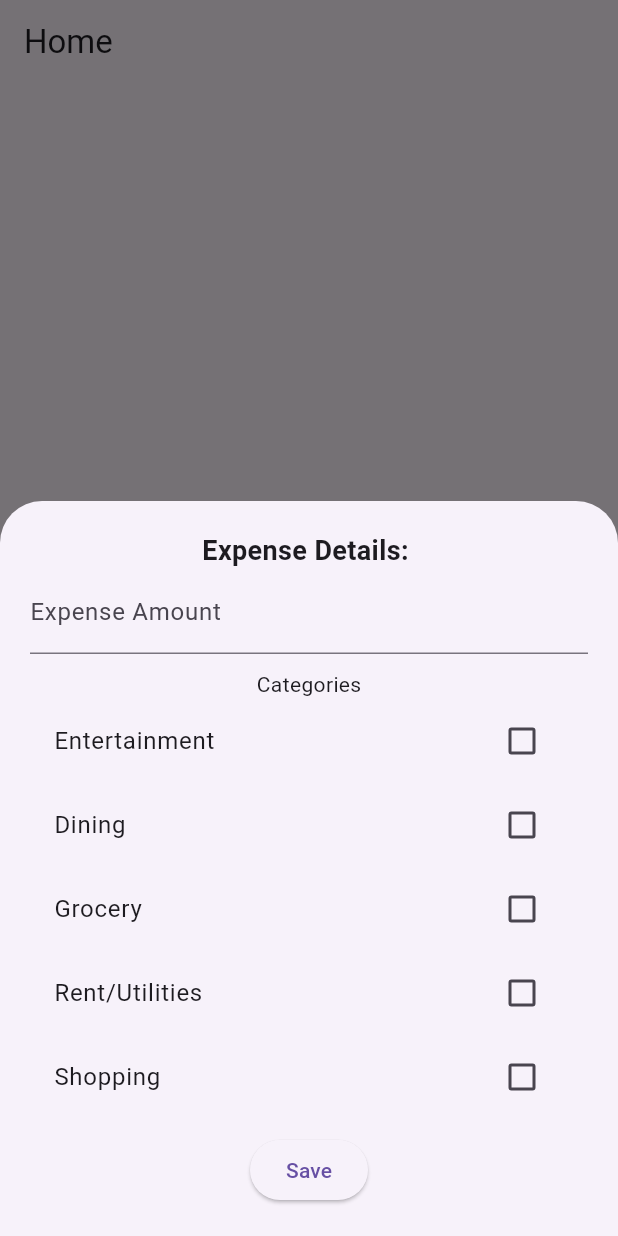
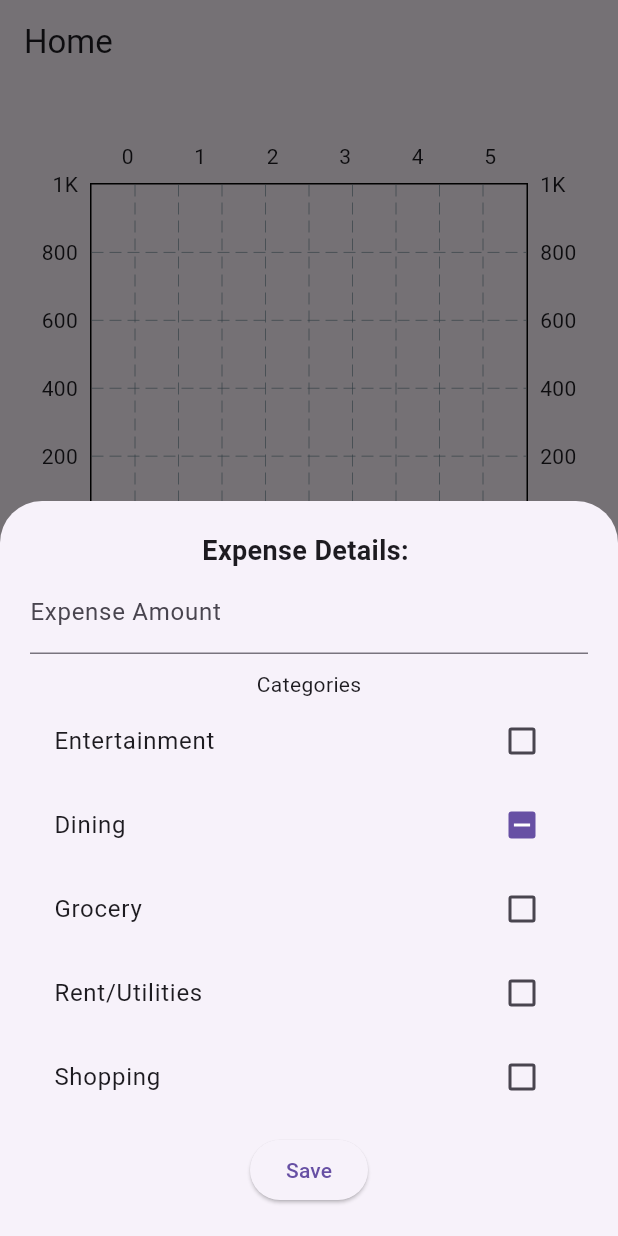
Before and after one commit to jalaparthi1/Project1, a Flutter app: the HomeScreen screen opened directly, after a tap on "Add Expense", on a phone screen of 412 x 824 dp. Run offline on Flutter 3.47's test engine with Material 3 defaults, Android fonts, the phone set to English and light mode, and no system bars; drawn by our look-alikes of fl_chart; our stand-ins replace shared_preferences; accounts and stored records are empty.

Commit message:
Bar Graph for Income and Expenses

```diff
--- a/lib/home_screen.dart
+++ b/lib/home_screen.dart
@@ -1,4 +1,6 @@
+import 'package:flutter/foundation.dart';
 import 'package:flutter/material.dart';
+import 'package:fl_chart/fl_chart.dart';
 
 class HomeScreen extends StatefulWidget {
   @override
@@ -15,13 +17,30 @@ class HomeScreenState extends State<HomeScreen> {
     'Rent/Utilities',
     'Shopping'
   ];
-  final Map<String, bool> selectedExpeseCategory = {
-    'Entertainment': false,
-    'Dining': false,
-    'Grocery': false,
-    'Rent/Utilities': false,
-    'Shopping': false,
+  final Map<String, double> expenseNames = {
+    'Entertainment': 0.0,
+    'Dining': 0.0,
+    'Grocery': 0.0,
+    'Rent/Utilities': 0.0,
+    'Shopping': 0.0,
   };
+  double totalIncome = 0.0;
+
+  void incomeUpdate(double incomeAmt) {
+    setState(() {
+      totalIncome = totalIncome + incomeAmt;
+    });
+  }
+
+  void expenseUpdate(Map<String, bool> selectedCategories, double expenseAmt) {
+    setState(() {
+      selectedCategories.forEach((category, isSelected) {
+        if (isSelected) {
+          expenseNames[category] = (expenseNames[category] ?? 0.0) + expenseAmt;
+        }
+      });
+    });
+  }
 
   void incomePopUp() {
     showModalBottomSheet(
@@ -64,6 +83,12 @@ class HomeScreenState extends State<HomeScreen> {
       builder: (context) {
         return StatefulBuilder(
           builder: (context, setModalState) {
+            Map<String, bool> selectedCategories = {
+              'Entertainment': false,
+              'Grocery': false,
+              'Rent/Utilities': false,
+              'Shopping': false,
+            };
             return Padding(
               padding: MediaQuery.of(context).viewInsets,
               child: Container(
@@ -85,14 +110,13 @@ class HomeScreenState extends State<HomeScreen> {
                     SizedBox(height: 10),
                     const Text('Categories'),
                     Column(
-                      children: expenseCategories.map((expenseCategories) {
+                      children: expenseCategories.map((category) {
                         return CheckboxListTile(
-                          title: Text(expenseCategories),
-                          value: selectedExpeseCategory[expenseCategories],
+                          title: Text(category),
+                          value: selectedCategories[category],
                           onChanged: (value) {
                             setModalState(() {
-                              selectedExpeseCategory[expenseCategories] =
-                                  value!;
+                              selectedCategories[category] = value!;
                             });
                           },
                         );
@@ -101,6 +125,9 @@ class HomeScreenState extends State<HomeScreen> {
                     const SizedBox(height: 10),
                     ElevatedButton(
                       onPressed: () {
+                        double expenseAmount =
+                            double.tryParse(expenses.text) ?? 0.0;
+                        expenseUpdate(selectedCategories, expenseAmount);
                         Navigator.pop(context);
                       },
                       child: const Text('Save'),
@@ -116,24 +143,60 @@ class HomeScreenState extends State<HomeScreen> {
   }
 
   @override
-  Widget build(BuildContext context){
+  Widget build(BuildContext context) {
     return Scaffold(
       appBar: AppBar(title: const Text('Home')),
-      body: Center(
+      body: Padding(
+        padding: const EdgeInsets.all(16.0),
         child: Column(
+          children: [
+            Padding(
+              padding: const EdgeInsets.symmetric(vertical: 20.0),
+              child: BarChart(
+                BarChartData(
+                  alignment: BarChartAlignment.spaceAround,
+                  maxY: 1000,
+                  barGroups: [
+                    BarChartGroupData(
+                      x: 0,
+                      barRods: [
+                        BarChartRodData(
+                          toY: totalIncome,
+                          color: Colors.green,
+                          width: 20,
+                        ),
+                      ],),
+                      for (var category in expenseNames.keys)
+                        BarChartGroupData(
+                          x: expenseNames.keys.toList().indexOf(category) + 1,
+                          barRods: [
+                            BarChartRodData(
+                              toY: expenseNames[category]!,
+                              color: Colors.red,
+                              width: 20,
+                            ),
+                          ],
+                        ),
+                  ],
+                ),
+              ),
+            ),
+            Row(
               mainAxisAlignment: MainAxisAlignment.center,
               children: [
                 ElevatedButton(
                   onPressed: incomePopUp,
                   child: const Text('Add Income'),
                 ),
-            SizedBox(height: 20),
+                SizedBox(width: 20),
                 ElevatedButton(
                   onPressed: expensePopUp,
                   child: const Text('Add Expense'),
                 )
               ],
             ),
+          ],
+        ),
       ),
     );
   }
--- a/pubspec.yaml
+++ b/pubspec.yaml
@@ -31,6 +31,7 @@ dependencies:
   flutter:
     sdk: flutter
   shared_preferences: ^2.2.2
+  fl_chart: ^0.70.2
 
   # The following adds the Cupertino Icons font to your application.
   # Use with the CupertinoIcons class for iOS style icons.
```
Also changed, not shown: pubspec.lock. Lines whose indentation alone changed are shown as unchanged.
